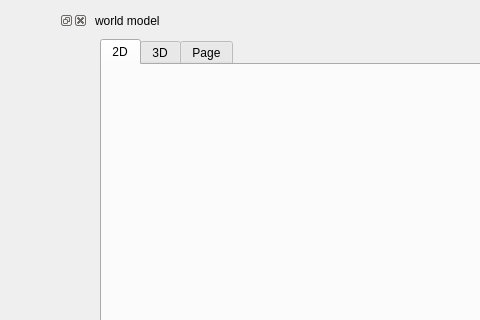
robocomp/robocomp-shelly, file components/missionAgent/src/guiDlg.ui: the form before one commit; both pictures show x 329 to 809 and y 0 to 320 of the 1201 by 763 pixel window.
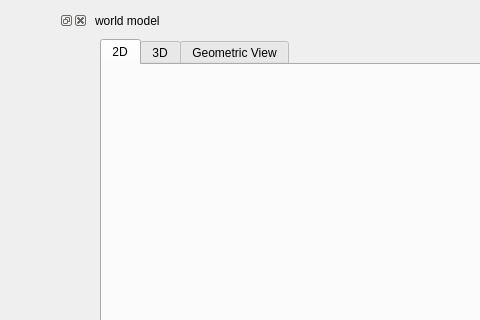
The form after the commit.

Commit message: Geometric view label

```diff
--- a/components/missionAgent/src/guiDlg.ui
+++ b/components/missionAgent/src/guiDlg.ui
@@ -336,7 +336,7 @@
            </widget>
            <widget class="QWidget" name="tab_3">
             <attribute name="title">
-             <string>Page</string>
+             <string>Geometric View</string>
             </attribute>
             <layout class="QGridLayout" name="gridLayout">
              <item row="0" column="0">
```
